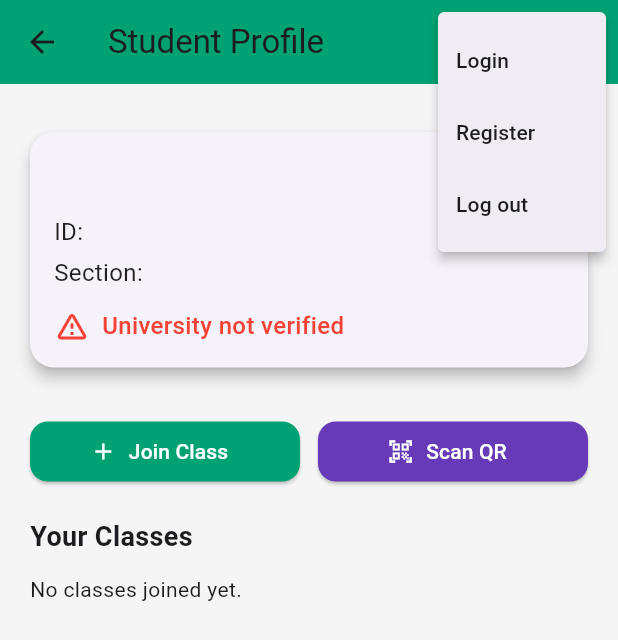
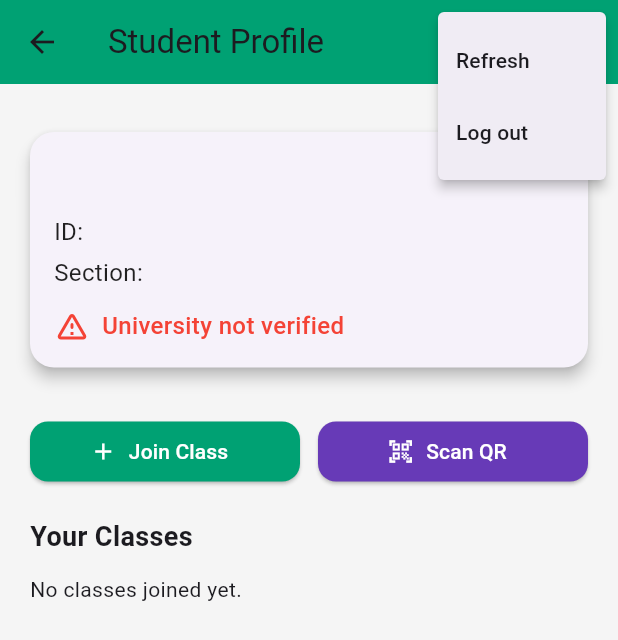
Before and after one commit to shhossain/qr_attendance, a Flutter app: the StudentProfile screen opened by its route, after a tap on the "more vert" icon, on a phone screen of 412 x 824 dp. Shown: the top 640 px of the screen. Run offline on Flutter 3.47's test engine with Material 3 defaults, Android fonts, the light colour scheme and no system bars; our stand-ins replace cloud_firestore, device_info_plus, firebase_auth, firebase_core; accounts and stored records are empty.

Commit message:
refresh button added

```diff
--- a/lib/sub_pages/menu_button.dart
+++ b/lib/sub_pages/menu_button.dart
@@ -13,23 +13,17 @@ class CustomMenuButton extends StatelessWidget {
           Navigator.of(
             context,
           ).pushNamedAndRemoveUntil(login, (route) => false);
-        } else if (value == 'register') {
-          Navigator.of(
+        } else if (value == 'refresh') {
+          Navigator.pushReplacementNamed(
             context,
-          ).pushNamedAndRemoveUntil(register, (route) => false);
-        } else if (value == 'logout') {
-          await showLogout(context);
-          Navigator.of(
-            // ignore: use_build_context_synchronously
-            context,
-          ).pushNamedAndRemoveUntil(login, (route) => false);
+            ModalRoute.of(context)!.settings.name!,
+          );
         }
       },
       itemBuilder: (context) {
-        return [
-          const PopupMenuItem(value: 'login', child: Text('Login')),
-          const PopupMenuItem(value: 'register', child: Text('Register')),
-          const PopupMenuItem(value: 'logout', child: Text('Log out')),
+        return const [
+          PopupMenuItem(value: 'refresh', child: Text('Refresh')),
+          PopupMenuItem(value: 'logout', child: Text('Log out')),
         ];
       },
     );
```
